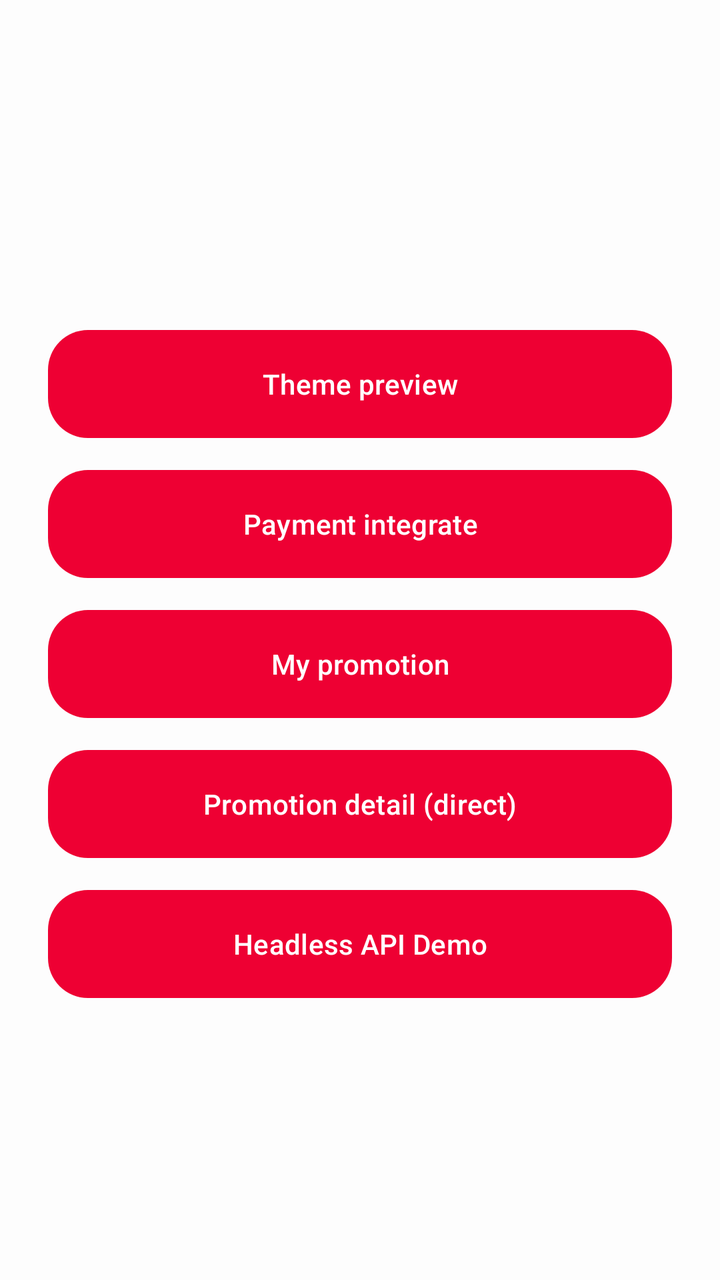
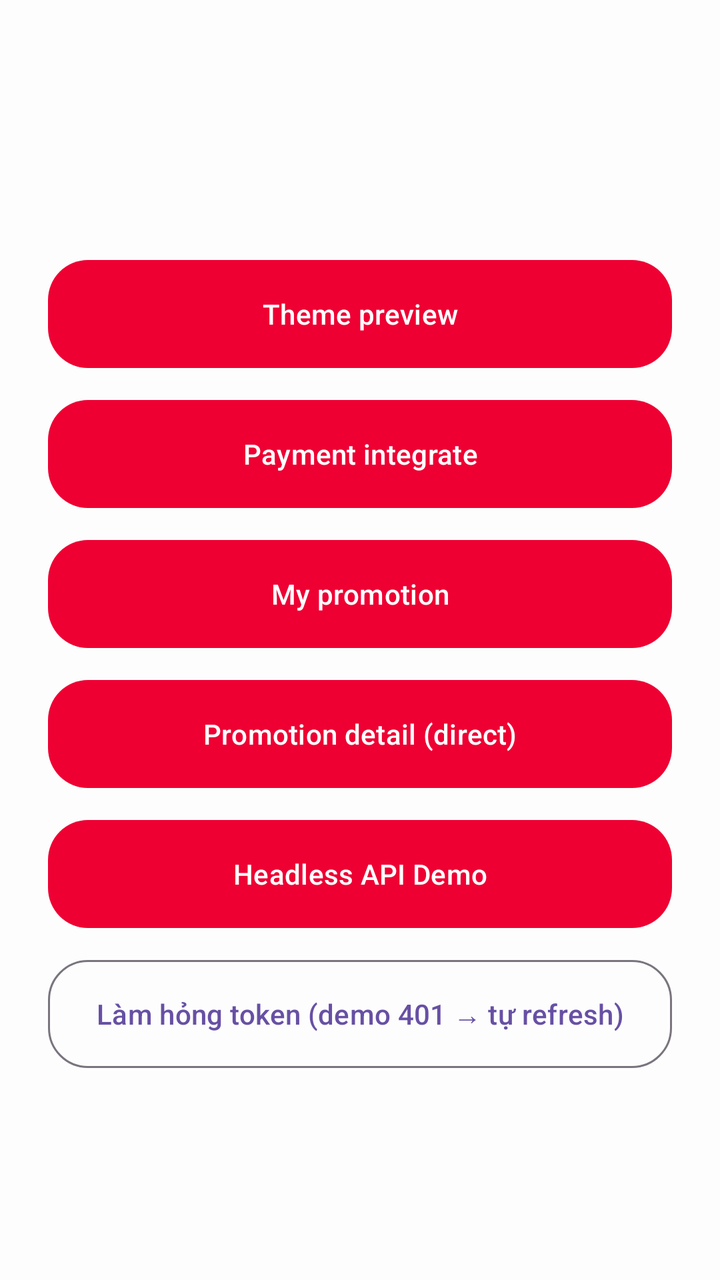

Compare the two renders of this Android layout. The source of the first and the diff that turns it into the second are given below.
<!-- AndroidManifest.xml: application theme Theme.PRMApplication -->
<!-- res/layout/fragment_main_launcher.xml -->
<?xml version="1.0" encoding="utf-8"?>
<layout xmlns:android="http://schemas.android.com/apk/res/android"
    xmlns:app="http://schemas.android.com/apk/res-auto">

    <LinearLayout
        android:layout_width="match_parent"
        android:layout_height="match_parent"
        android:gravity="center"
        android:orientation="vertical"
        android:background="#fdfdfd"
        android:paddingHorizontal="@dimen/demo_view_size_24"
        android:paddingVertical="@dimen/demo_view_size_24">

        <androidx.appcompat.widget.AppCompatImageView
            android:layout_width="wrap_content"
            android:layout_height="@dimen/_120sdp"
            android:adjustViewBounds="true"
            android:contentDescription="@null"
            android:src="@drawable/app_logo" />

        <com.google.android.material.button.MaterialButton
            android:id="@+id/btnCustomView"
            style="@style/Widget.Material3.Button"
            android:layout_width="match_parent"
            android:layout_height="wrap_content"
            android:layout_marginTop="@dimen/demo_view_size_24"
            android:insetLeft="0dp"
            android:insetTop="0dp"
            android:insetRight="0dp"
            android:insetBottom="0dp"
            android:minHeight="@dimen/app_launcher_btn_min_height"
            android:paddingVertical="@dimen/demo_view_size_14"
            android:text="@string/app_launcher_btn_custom_theme"
            android:textAppearance="@style/TextAppearance.Material3.LabelLarge"
            android:textColor="@android:color/white"
            app:backgroundTint="@color/demo_colorPrimary"
            app:cornerRadius="@dimen/app_launcher_btn_corner_radius"
            app:elevation="@dimen/demo_view_size_2"
            app:rippleColor="@color/app_launcher_btn_ripple" />

        <com.google.android.material.button.MaterialButton
            android:id="@+id/btnOpenPaymentIntegrate"
            style="@style/Widget.Material3.Button"
            android:layout_width="match_parent"
            android:layout_height="wrap_content"
            android:layout_marginTop="@dimen/demo_view_size_16"
            android:insetLeft="0dp"
            android:insetTop="0dp"
            android:insetRight="0dp"
            android:insetBottom="0dp"
            android:minHeight="@dimen/app_launcher_btn_min_height"
            android:paddingVertical="@dimen/demo_view_size_14"
            android:text="@string/app_launcher_btn_payment_integrate"
            android:textAppearance="@style/TextAppearance.Material3.LabelLarge"
            android:textColor="@android:color/white"
            app:backgroundTint="@color/demo_colorPrimary"
            app:cornerRadius="@dimen/app_launcher_btn_corner_radius"
            app:elevation="@dimen/demo_view_size_2"
            app:rippleColor="@color/app_launcher_btn_ripple" />

        <com.google.android.material.button.MaterialButton
            android:id="@+id/btnOpenMyPromotion"
            style="@style/Widget.Material3.Button"
            android:layout_width="match_parent"
            android:layout_height="wrap_content"
            android:layout_marginTop="@dimen/demo_view_size_16"
            android:insetLeft="0dp"
            android:insetTop="0dp"
            android:insetRight="0dp"
            android:insetBottom="0dp"
            android:minHeight="@dimen/app_launcher_btn_min_height"
            android:paddingVertical="@dimen/demo_view_size_14"
            android:text="@string/app_launcher_btn_my_promotion"
            android:textAppearance="@style/TextAppearance.Material3.LabelLarge"
            android:textColor="@android:color/white"
            app:backgroundTint="@color/demo_colorPrimary"
            app:cornerRadius="@dimen/app_launcher_btn_corner_radius"
            app:elevation="@dimen/demo_view_size_2"
            app:rippleColor="@color/app_launcher_btn_ripple" />

        <com.google.android.material.button.MaterialButton
            android:id="@+id/btnOpenPromotionDetail"
            style="@style/Widget.Material3.Button"
            android:layout_width="match_parent"
            android:layout_height="wrap_content"
            android:layout_marginTop="@dimen/demo_view_size_16"
            android:insetLeft="0dp"
            android:insetTop="0dp"
            android:insetRight="0dp"
            android:insetBottom="0dp"
            android:minHeight="@dimen/app_launcher_btn_min_height"
            android:paddingVertical="@dimen/demo_view_size_14"
            android:text="@string/app_launcher_btn_promotion_detail"
            android:textAppearance="@style/TextAppearance.Material3.LabelLarge"
            android:textColor="@android:color/white"
            app:backgroundTint="@color/demo_colorPrimary"
            app:cornerRadius="@dimen/app_launcher_btn_corner_radius"
            app:elevation="@dimen/demo_view_size_2"
            app:rippleColor="@color/app_launcher_btn_ripple" />

        <com.google.android.material.button.MaterialButton
            android:id="@+id/btnHeadlessDemo"
            style="@style/Widget.Material3.Button"
            android:layout_width="match_parent"
            android:layout_height="wrap_content"
            android:layout_marginTop="@dimen/demo_view_size_16"
            android:insetLeft="0dp"
            android:insetTop="0dp"
            android:insetRight="0dp"
            android:insetBottom="0dp"
            android:minHeight="@dimen/app_launcher_btn_min_height"
            android:paddingVertical="@dimen/demo_view_size_14"
            android:text="@string/app_launcher_btn_headless_demo"
            android:textAppearance="@style/TextAppearance.Material3.LabelLarge"
            android:textColor="@android:color/white"
            app:backgroundTint="@color/demo_colorPrimary"
            app:cornerRadius="@dimen/app_launcher_btn_corner_radius"
            app:elevation="@dimen/demo_view_size_2"
            app:rippleColor="@color/app_launcher_btn_ripple" />
    </LinearLayout>
</layout>
<!-- resources referenced by this layout -->
<resources>
  <color name="app_launcher_btn_ripple">#40FFFFFF</color>
  <color name="demo_colorPrimary">#EE0033</color>
  <dimen name="app_launcher_btn_corner_radius">20dp</dimen>
  <dimen name="app_launcher_btn_min_height">54dp</dimen>
  <dimen name="demo_view_size_14">14dp</dimen>
  <dimen name="demo_view_size_16">16dp</dimen>
  <dimen name="demo_view_size_2">2dp</dimen>
  <dimen name="demo_view_size_24">24dp</dimen>
  <!-- drawable app_logo: png bitmap (drawable, 38736 bytes) -->
  <string name="app_launcher_btn_custom_theme">Theme preview</string>
  <string name="app_launcher_btn_headless_demo">Headless API Demo</string>
  <string name="app_launcher_btn_my_promotion">My promotion</string>
  <string name="app_launcher_btn_payment_integrate">Payment integrate</string>
  <string name="app_launcher_btn_promotion_detail">Promotion detail (direct)</string>
  <style name="Theme.PRMApplication" parent="Base.Theme.MyApplication" />
  <style name="Base.Theme.MyApplication" parent="Theme.Material3.DayNight.NoActionBar">
          
          
      </style>
</resources>

<!-- the commit's change to res/layout/fragment_main_launcher.xml (unified diff, before → after) -->
@@ -117,5 +117,22 @@
             app:cornerRadius="@dimen/app_launcher_btn_corner_radius"
             app:elevation="@dimen/demo_view_size_2"
             app:rippleColor="@color/app_launcher_btn_ripple" />
+
+        
+        <com.google.android.material.button.MaterialButton
+            android:id="@+id/btnExpireToken"
+            style="@style/Widget.Material3.Button.OutlinedButton"
+            android:layout_width="match_parent"
+            android:layout_height="wrap_content"
+            android:layout_marginTop="@dimen/demo_view_size_16"
+            android:insetLeft="0dp"
+            android:insetTop="0dp"
+            android:insetRight="0dp"
+            android:insetBottom="0dp"
+            android:minHeight="@dimen/app_launcher_btn_min_height"
+            android:paddingVertical="@dimen/demo_view_size_14"
+            android:text="@string/app_launcher_btn_expire_token"
+            android:textAppearance="@style/TextAppearance.Material3.LabelLarge"
+            app:cornerRadius="@dimen/app_launcher_btn_corner_radius" />
     </LinearLayout>
 </layout>
<!-- resource entries referenced after the edit -->
@@ -10,6 +10,7 @@
   <dimen name="demo_view_size_24">24dp</dimen>
   <!-- drawable app_logo: png bitmap (drawable, 38736 bytes) -->
   <string name="app_launcher_btn_custom_theme">Theme preview</string>
+  <string name="app_launcher_btn_expire_token">Làm hỏng token (demo 401 → tự refresh)</string>
   <string name="app_launcher_btn_headless_demo">Headless API Demo</string>
   <string name="app_launcher_btn_my_promotion">My promotion</string>
   <string name="app_launcher_btn_payment_integrate">Payment integrate</string>
